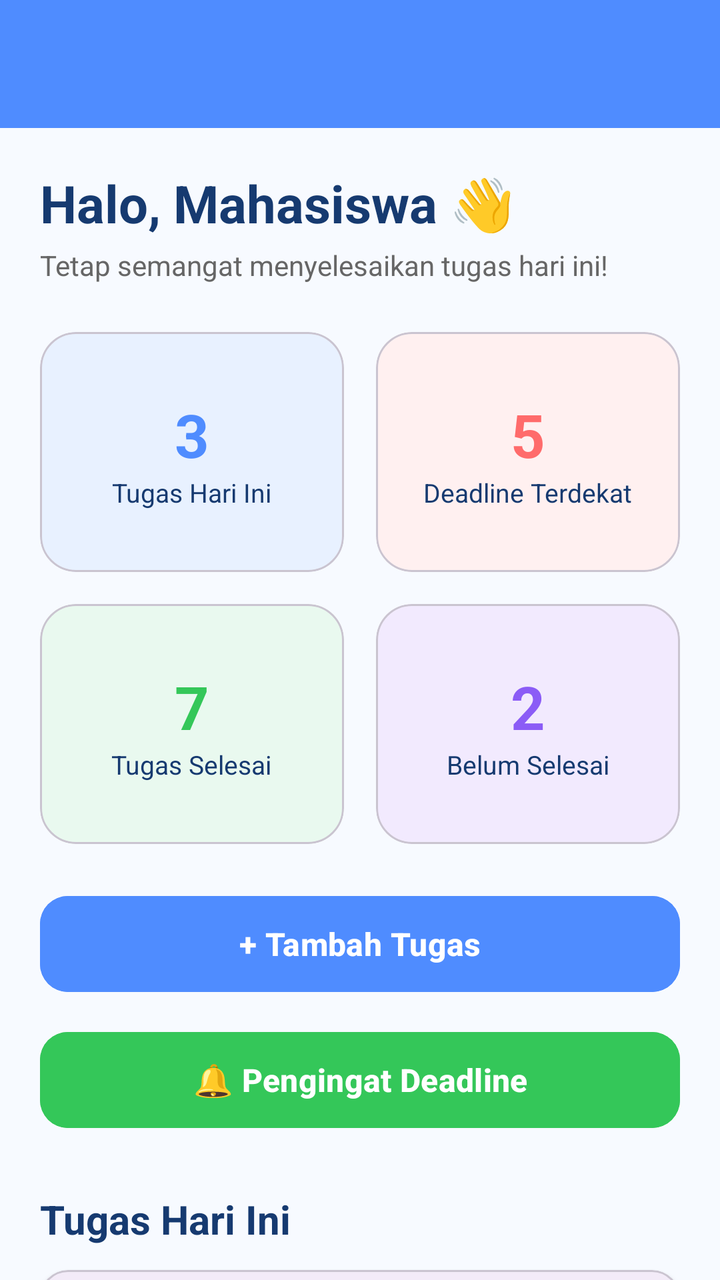
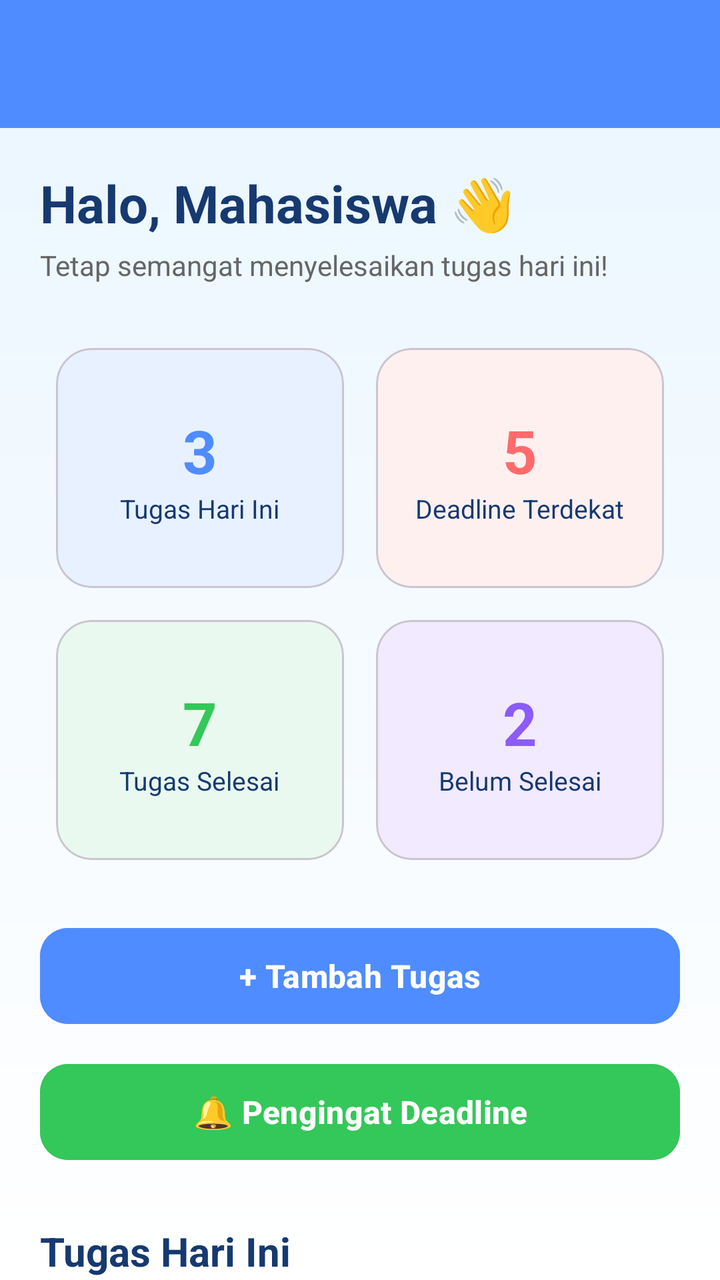

Screens rendered from an Android XML layout before and after an edit, with the pre-edit source and the edit as a unified diff.
<!-- AndroidManifest.xml: application theme Theme.StudyMate -->
<!-- res/layout/activity_dashboard.xml -->
<?xml version="1.0" encoding="utf-8"?>
<androidx.coordinatorlayout.widget.CoordinatorLayout
    xmlns:android="http://schemas.android.com/apk/res/android"
    xmlns:app="http://schemas.android.com/apk/res-auto"
    xmlns:tools="http://schemas.android.com/tools"
    android:id="@+id/main"
    android:layout_width="match_parent"
    android:layout_height="match_parent"
    android:background="@color/studymate_background"
    tools:context=".DashboardActivity">

    <com.google.android.material.appbar.AppBarLayout
        android:id="@+id/appBar"
        android:layout_width="match_parent"
        android:layout_height="wrap_content">

        <androidx.appcompat.widget.Toolbar
            android:id="@+id/toolbar"
            android:layout_width="match_parent"
            android:layout_height="?attr/actionBarSize"
            android:background="@color/studymate_primary"
            app:titleTextColor="@android:color/white" />

    </com.google.android.material.appbar.AppBarLayout>

    <androidx.core.widget.NestedScrollView
        android:layout_width="match_parent"
        android:layout_height="match_parent"
        app:layout_behavior="@string/appbar_scrolling_view_behavior">

        <LinearLayout
            android:layout_width="match_parent"
            android:layout_height="wrap_content"
            android:orientation="vertical"
            android:padding="20dp">

            <TextView
                android:id="@+id/tvGreeting"
                android:layout_width="match_parent"
                android:layout_height="wrap_content"
                android:text="Halo, Mahasiswa 👋"
                android:textColor="@color/studymate_navy"
                android:textSize="26sp"
                android:textStyle="bold" />

            <TextView
                android:layout_width="match_parent"
                android:layout_height="wrap_content"
                android:layout_marginTop="4dp"
                android:text="Tetap semangat menyelesaikan tugas hari ini!"
                android:textColor="#666666"
                android:textSize="14sp" />

            <LinearLayout
                android:layout_width="match_parent"
                android:layout_height="wrap_content"
                android:layout_marginTop="24dp"
                android:orientation="horizontal"
                android:weightSum="2">

                <com.google.android.material.card.MaterialCardView
                    android:layout_width="0dp"
                    android:layout_height="120dp"
                    android:layout_marginEnd="8dp"
                    android:layout_weight="1"
                    app:cardBackgroundColor="#E8F1FF"
                    app:cardCornerRadius="18dp"
                    app:cardElevation="0dp">

                    <LinearLayout
                        android:layout_width="match_parent"
                        android:layout_height="match_parent"
                        android:gravity="center"
                        android:orientation="vertical">

                        <TextView
                            android:layout_width="wrap_content"
                            android:layout_height="wrap_content"
                            android:text="3"
                            android:textColor="@color/studymate_primary"
                            android:textSize="30sp"
                            android:textStyle="bold" />

                        <TextView
                            android:layout_width="wrap_content"
                            android:layout_height="wrap_content"
                            android:text="Tugas Hari Ini"
                            android:textColor="@color/studymate_navy"
                            android:textSize="13sp" />

                    </LinearLayout>

                </com.google.android.material.card.MaterialCardView>

                <com.google.android.material.card.MaterialCardView
                    android:layout_width="0dp"
                    android:layout_height="120dp"
                    android:layout_marginStart="8dp"
                    android:layout_weight="1"
                    app:cardBackgroundColor="#FFF0F0"
                    app:cardCornerRadius="18dp"
                    app:cardElevation="0dp">

                    <LinearLayout
                        android:layout_width="match_parent"
                        android:layout_height="match_parent"
                        android:gravity="center"
                        android:orientation="vertical">

                        <TextView
                            android:layout_width="wrap_content"
                            android:layout_height="wrap_content"
                            android:text="5"
                            android:textColor="@color/studymate_error"
                            android:textSize="30sp"
                            android:textStyle="bold" />

                        <TextView
                            android:layout_width="wrap_content"
                            android:layout_height="wrap_content"
                            android:text="Deadline Terdekat"
                            android:textColor="@color/studymate_navy"
                            android:textSize="13sp" />

                    </LinearLayout>

                </com.google.android.material.card.MaterialCardView>

            </LinearLayout>

            <LinearLayout
                android:layout_width="match_parent"
                android:layout_height="wrap_content"
                android:layout_marginTop="16dp"
                android:orientation="horizontal"
                android:weightSum="2">

                <com.google.android.material.card.MaterialCardView
                    android:layout_width="0dp"
                    android:layout_height="120dp"
                    android:layout_marginEnd="8dp"
                    android:layout_weight="1"
                    app:cardBackgroundColor="#E9F9EF"
                    app:cardCornerRadius="18dp"
                    app:cardElevation="0dp">

                    <LinearLayout
                        android:layout_width="match_parent"
                        android:layout_height="match_parent"
                        android:gravity="center"
                        android:orientation="vertical">

                        <TextView
                            android:layout_width="wrap_content"
                            android:layout_height="wrap_content"
                            android:text="7"
                            android:textColor="@color/studymate_success"
                            android:textSize="30sp"
                            android:textStyle="bold" />

                        <TextView
                            android:layout_width="wrap_content"
                            android:layout_height="wrap_content"
                            android:text="Tugas Selesai"
                            android:textColor="@color/studymate_navy"
                            android:textSize="13sp" />

                    </LinearLayout>

                </com.google.android.material.card.MaterialCardView>

                <com.google.android.material.card.MaterialCardView
                    android:layout_width="0dp"
                    android:layout_height="120dp"
                    android:layout_marginStart="8dp"
                    android:layout_weight="1"
                    app:cardBackgroundColor="#F2EAFE"
                    app:cardCornerRadius="18dp"
                    app:cardElevation="0dp">

                    <LinearLayout
                        android:layout_width="match_parent"
                        android:layout_height="match_parent"
                        android:gravity="center"
                        android:orientation="vertical">

                        <TextView
                            android:layout_width="wrap_content"
                            android:layout_height="wrap_content"
                            android:text="2"
                            android:textColor="#8B5CF6"
                            android:textSize="30sp"
                            android:textStyle="bold" />

                        <TextView
                            android:layout_width="wrap_content"
                            android:layout_height="wrap_content"
                            android:text="Belum Selesai"
                            android:textColor="@color/studymate_navy"
                            android:textSize="13sp" />

                    </LinearLayout>

                </com.google.android.material.card.MaterialCardView>

            </LinearLayout>

            <Button
                android:id="@+id/btnTambahTugas"
                android:layout_width="match_parent"
                android:layout_height="56dp"
                android:layout_marginTop="22dp"
                android:backgroundTint="@color/studymate_primary"
                android:text="+ Tambah Tugas"
                android:textAllCaps="false"
                android:textColor="@android:color/white"
                android:textSize="16sp"
                android:textStyle="bold"
                app:cornerRadius="14dp" />

            <Button
                android:id="@+id/btnPengingatDeadline"
                android:layout_width="match_parent"
                android:layout_height="56dp"
                android:layout_marginTop="12dp"
                android:backgroundTint="@color/studymate_success"
                android:text="🔔 Pengingat Deadline"
                android:textAllCaps="false"
                android:textColor="@android:color/white"
                android:textSize="16sp"
                android:textStyle="bold"
                app:cornerRadius="14dp" />

            <TextView
                android:layout_width="match_parent"
                android:layout_height="wrap_content"
                android:layout_marginTop="28dp"
                android:text="Tugas Hari Ini"
                android:textColor="@color/studymate_navy"
                android:textSize="20sp"
                android:textStyle="bold" />

            <com.google.android.material.card.MaterialCardView
                android:layout_width="match_parent"
                android:layout_height="wrap_content"
                android:layout_marginTop="12dp"
                app:cardCornerRadius="14dp"
                app:cardElevation="2dp">

                <LinearLayout
                    android:layout_width="match_parent"
                    android:layout_height="wrap_content"
                    android:orientation="vertical"
                    android:padding="16dp">

                    <TextView
                        android:layout_width="match_parent"
                        android:layout_height="wrap_content"
                        android:text="Tugas Praktikum Mobile"
                        android:textColor="@color/studymate_navy"
                        android:textSize="16sp"
                        android:textStyle="bold" />

                    <TextView
                        android:layout_width="match_parent"
                        android:layout_height="wrap_content"
                        android:layout_marginTop="4dp"
                        android:text="Pemrograman Mobile"
                        android:textColor="#777777"
                        android:textSize="13sp" />

                </LinearLayout>

            </com.google.android.material.card.MaterialCardView>

            <com.google.android.material.card.MaterialCardView
                android:layout_width="match_parent"
                android:layout_height="wrap_content"
                android:layout_marginTop="10dp"
                app:cardCornerRadius="14dp"
                app:cardElevation="2dp">

                <LinearLayout
                    android:layout_width="match_parent"
                    android:layout_height="wrap_content"
                    android:orientation="vertical"
                    android:padding="16dp">

                    <TextView
                        android:layout_width="match_parent"
                        android:layout_height="wrap_content"
                        android:text="Analisis Data"
                        android:textColor="@color/studymate_navy"
                        android:textSize="16sp"
                        android:textStyle="bold" />

                    <TextView
                        android:layout_width="match_parent"
                        android:layout_height="wrap_content"
                        android:layout_marginTop="4dp"
                        android:text="Big Data"
                        android:textColor="#777777"
                        android:textSize="13sp" />

                </LinearLayout>

            </com.google.android.material.card.MaterialCardView>

            <com.google.android.material.card.MaterialCardView
                android:layout_width="match_parent"
                android:layout_height="wrap_content"
                android:layout_marginTop="10dp"
                android:layout_marginBottom="30dp"
                app:cardCornerRadius="14dp"
                app:cardElevation="2dp">

                <LinearLayout
                    android:layout_width="match_parent"
                    android:layout_height="wrap_content"
                    android:orientation="vertical"
                    android:padding="16dp">

                    <TextView
                        android:layout_width="match_parent"
                        android:layout_height="wrap_content"
                        android:text="Latihan Soal"
                        android:textColor="@color/studymate_navy"
                        android:textSize="16sp"
                        android:textStyle="bold" />

                    <TextView
                        android:layout_width="match_parent"
                        android:layout_height="wrap_content"
                        android:layout_marginTop="4dp"
                        android:text="Statistika"
                        android:textColor="#777777"
                        android:textSize="13sp" />

                </LinearLayout>

            </com.google.android.material.card.MaterialCardView>

        </LinearLayout>

    </androidx.core.widget.NestedScrollView>

</androidx.coordinatorlayout.widget.CoordinatorLayout>
<!-- resources referenced by this layout -->
<resources>
  <color name="studymate_background">#F7FAFF</color>
  <color name="studymate_error">#FF6B6B</color>
  <color name="studymate_navy">#163A70</color>
  <color name="studymate_primary">#4F8CFF</color>
  <color name="studymate_success">#34C759</color>
  <style name="Theme.StudyMate" parent="Base.Theme.StudyMate" />
  <style name="Base.Theme.StudyMate" parent="Theme.Material3.DayNight.NoActionBar">
          
          
      </style>
</resources>

<!-- the commit's change to res/layout/activity_dashboard.xml (unified diff, before → after) -->
@@ -6,7 +6,7 @@
     android:id="@+id/main"
     android:layout_width="match_parent"
     android:layout_height="match_parent"
-    android:background="@color/studymate_background"
+    android:background="@drawable/bg_home_studymate"
     tools:context=".DashboardActivity">
 
     <com.google.android.material.appbar.AppBarLayout
@@ -51,18 +51,20 @@
                 android:textColor="#666666"
                 android:textSize="14sp" />
 
-            <LinearLayout
+            
+            <GridLayout
                 android:layout_width="match_parent"
                 android:layout_height="wrap_content"
                 android:layout_marginTop="24dp"
-                android:orientation="horizontal"
-                android:weightSum="2">
-
+                android:columnCount="2"
+                android:rowCount="2">
+
+                
                 <com.google.android.material.card.MaterialCardView
                     android:layout_width="0dp"
                     android:layout_height="120dp"
-                    android:layout_marginEnd="8dp"
-                    android:layout_weight="1"
+                    android:layout_margin="8dp"
+                    android:layout_columnWeight="1"
                     app:cardBackgroundColor="#E8F1FF"
                     app:cardCornerRadius="18dp"
                     app:cardElevation="0dp">
@@ -92,11 +94,12 @@
 
                 </com.google.android.material.card.MaterialCardView>
 
+                
                 <com.google.android.material.card.MaterialCardView
                     android:layout_width="0dp"
                     android:layout_height="120dp"
-                    android:layout_marginStart="8dp"
-                    android:layout_weight="1"
+                    android:layout_margin="8dp"
+                    android:layout_columnWeight="1"
                     app:cardBackgroundColor="#FFF0F0"
                     app:cardCornerRadius="18dp"
                     app:cardElevation="0dp">
@@ -126,20 +129,12 @@
 
                 </com.google.android.material.card.MaterialCardView>
 
-            </LinearLayout>
-
-            <LinearLayout
-                android:layout_width="match_parent"
-                android:layout_height="wrap_content"
-                android:layout_marginTop="16dp"
-                android:orientation="horizontal"
-                android:weightSum="2">
-
+                
                 <com.google.android.material.card.MaterialCardView
                     android:layout_width="0dp"
                     android:layout_height="120dp"
-                    android:layout_marginEnd="8dp"
-                    android:layout_weight="1"
+                    android:layout_margin="8dp"
+                    android:layout_columnWeight="1"
                     app:cardBackgroundColor="#E9F9EF"
                     app:cardCornerRadius="18dp"
                     app:cardElevation="0dp">
@@ -169,11 +164,12 @@
 
                 </com.google.android.material.card.MaterialCardView>
 
+                
                 <com.google.android.material.card.MaterialCardView
                     android:layout_width="0dp"
                     android:layout_height="120dp"
-                    android:layout_marginStart="8dp"
-                    android:layout_weight="1"
+                    android:layout_margin="8dp"
+                    android:layout_columnWeight="1"
                     app:cardBackgroundColor="#F2EAFE"
                     app:cardCornerRadius="18dp"
                     app:cardElevation="0dp">
@@ -203,7 +199,7 @@
 
                 </com.google.android.material.card.MaterialCardView>
 
-            </LinearLayout>
+            </GridLayout>
 
             <Button
                 android:id="@+id/btnTambahTugas"
@@ -240,6 +236,7 @@
                 android:textSize="20sp"
                 android:textStyle="bold" />
 
+            
             <com.google.android.material.card.MaterialCardView
                 android:layout_width="match_parent"
                 android:layout_height="wrap_content"
@@ -273,6 +270,7 @@
 
             </com.google.android.material.card.MaterialCardView>
 
+            
             <com.google.android.material.card.MaterialCardView
                 android:layout_width="match_parent"
                 android:layout_height="wrap_content"
@@ -306,6 +304,7 @@
 
             </com.google.android.material.card.MaterialCardView>
 
+            
             <com.google.android.material.card.MaterialCardView
                 android:layout_width="match_parent"
                 android:layout_height="wrap_content"
<!-- resource entries referenced after the edit -->
@@ -1,10 +1,22 @@
 <!-- resources referenced by this layout -->
 <resources>
-  <color name="studymate_background">#F7FAFF</color>
   <color name="studymate_error">#FF6B6B</color>
   <color name="studymate_navy">#163A70</color>
   <color name="studymate_primary">#4F8CFF</color>
   <color name="studymate_success">#34C759</color>
+  <!-- drawable bg_home_studymate (drawable) -->
+  <?xml version="1.0" encoding="utf-8"?>
+  <shape xmlns:android="http://schemas.android.com/apk/res/android"
+      android:shape="rectangle">
+  
+      <gradient
+          android:angle="270"
+          android:startColor="#EAF6FF"
+          android:endColor="#FFFFFF" />
+  
+      <corners android:radius="0dp" />
+  
+  </shape>
   <style name="Theme.StudyMate" parent="Base.Theme.StudyMate" />
   <style name="Base.Theme.StudyMate" parent="Theme.Material3.DayNight.NoActionBar">
           
